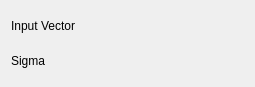
First picture: the form in src/plugins/dataobject/noiseaddition/noiseadditionconfig.ui, repository Kst-plot/kst, before the edit.
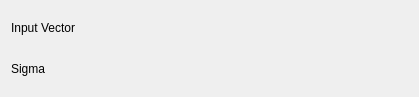
Second picture: the form after the edit. Custom widgets are drawn as their Qt base class.

Patch:
```diff
--- a/src/plugins/dataobject/noiseaddition/noiseadditionconfig.ui
+++ b/src/plugins/dataobject/noiseaddition/noiseadditionconfig.ui
@@ -5,13 +5,19 @@
    <rect>
     <x>0</x>
     <y>0</y>
-    <width>255</width>
-    <height>87</height>
+    <width>419</width>
+    <height>97</height>
    </rect>
   </property>
+  <property name="minimumSize" >
+   <size>
+    <width>400</width>
+    <height>0</height>
+   </size>
+  </property>
   <layout class="QVBoxLayout" name="verticalLayout" >
    <item>
-    <layout class="QHBoxLayout" name="horizontalLayout" >
+    <layout class="QHBoxLayout" name="horizontalLayout_2" >
      <item>
       <widget class="QLabel" name="label_3" >
        <property name="sizePolicy" >
@@ -28,6 +34,19 @@
        </property>
       </widget>
      </item>
+     <item>
+      <spacer name="horizontalSpacer" >
+       <property name="orientation" >
+        <enum>Qt::Horizontal</enum>
+       </property>
+       <property name="sizeHint" stdset="0" >
+        <size>
+         <width>40</width>
+         <height>20</height>
+        </size>
+       </property>
+      </spacer>
+     </item>
      <item>
       <widget class="Kst::VectorSelector" native="1" name="_vector" >
        <property name="sizePolicy" >
@@ -41,7 +60,7 @@
     </layout>
    </item>
    <item>
-    <layout class="QHBoxLayout" name="horizontalLayout_2" >
+    <layout class="QHBoxLayout" name="horizontalLayout" >
      <item>
       <widget class="QLabel" name="label_4" >
        <property name="sizePolicy" >
@@ -58,6 +77,19 @@
        </property>
       </widget>
      </item>
+     <item>
+      <spacer name="horizontalSpacer_2" >
+       <property name="orientation" >
+        <enum>Qt::Horizontal</enum>
+       </property>
+       <property name="sizeHint" stdset="0" >
+        <size>
+         <width>40</width>
+         <height>20</height>
+        </size>
+       </property>
+      </spacer>
+     </item>
      <item>
       <widget class="Kst::ScalarSelector" native="1" name="_scalarSigma" />
      </item>
```
